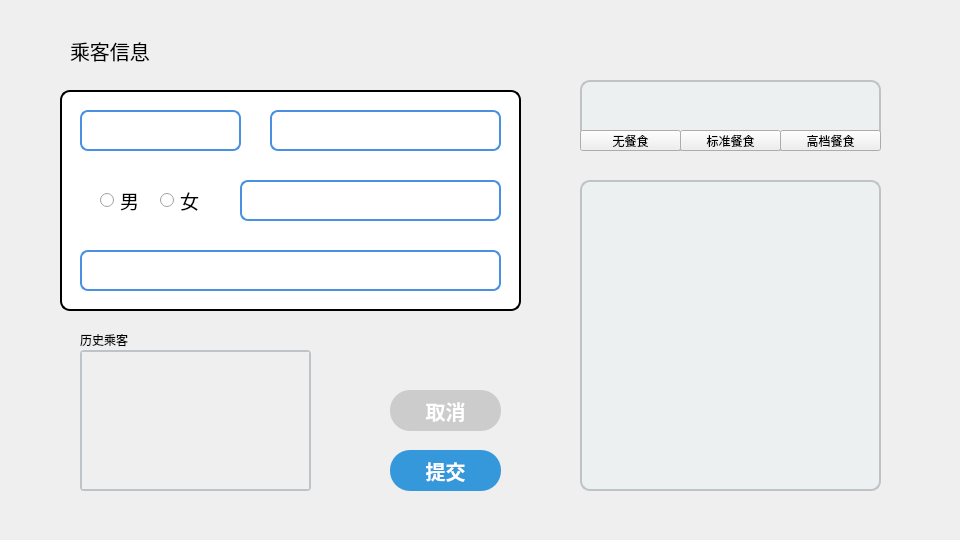
The window that ui/checkoutpage.ui (delete3GM/Flight-Booking-System) describes before a commit, drawn with Qt 5.
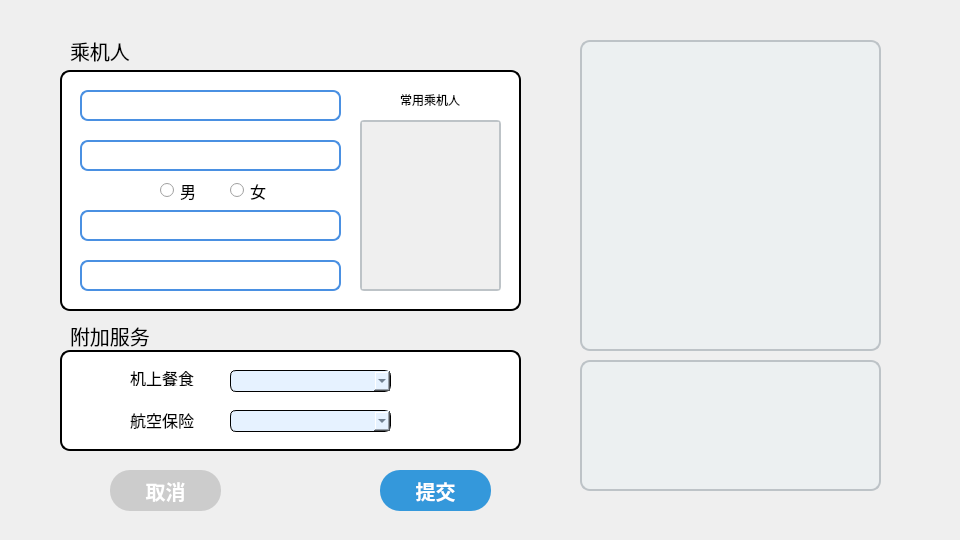
The same window after the commit.

```diff
--- a/ui/checkoutpage.ui
+++ b/ui/checkoutpage.ui
@@ -22,15 +22,15 @@
   <widget class="QRadioButton" name="isMale">
    <property name="geometry">
     <rect>
-     <x>100</x>
-     <y>190</y>
+     <x>160</x>
+     <y>180</y>
      <width>51</width>
      <height>21</height>
     </rect>
    </property>
    <property name="font">
     <font>
-     <pointsize>14</pointsize>
+     <pointsize>12</pointsize>
     </font>
    </property>
    <property name="text">
@@ -49,15 +49,15 @@
   <widget class="QLineEdit" name="givenname">
    <property name="geometry">
     <rect>
-     <x>270</x>
-     <y>110</y>
-     <width>231</width>
-     <height>41</height>
+     <x>80</x>
+     <y>140</y>
+     <width>261</width>
+     <height>31</height>
     </rect>
    </property>
    <property name="font">
     <font>
-     <pointsize>14</pointsize>
+     <pointsize>12</pointsize>
     </font>
    </property>
    <property name="styleSheet">
@@ -79,8 +79,8 @@
   <widget class="QPushButton" name="cancelBtn">
    <property name="geometry">
     <rect>
-     <x>390</x>
-     <y>390</y>
+     <x>110</x>
+     <y>470</y>
      <width>111</width>
      <height>41</height>
     </rect>
@@ -115,8 +115,8 @@
   <widget class="QPushButton" name="submitBtn">
    <property name="geometry">
     <rect>
-     <x>390</x>
-     <y>450</y>
+     <x>380</x>
+     <y>470</y>
      <width>111</width>
      <height>41</height>
     </rect>
@@ -152,14 +152,14 @@
    <property name="geometry">
     <rect>
      <x>80</x>
-     <y>110</y>
-     <width>161</width>
-     <height>41</height>
+     <y>90</y>
+     <width>261</width>
+     <height>31</height>
     </rect>
    </property>
    <property name="font">
     <font>
-     <pointsize>14</pointsize>
+     <pointsize>12</pointsize>
     </font>
    </property>
    <property name="styleSheet">
@@ -184,15 +184,15 @@
   <widget class="QLineEdit" name="passenger_phone">
    <property name="geometry">
     <rect>
-     <x>240</x>
-     <y>180</y>
+     <x>80</x>
+     <y>210</y>
      <width>261</width>
-     <height>41</height>
+     <height>31</height>
     </rect>
    </property>
    <property name="font">
     <font>
-     <pointsize>14</pointsize>
+     <pointsize>12</pointsize>
     </font>
    </property>
    <property name="styleSheet">
@@ -208,18 +208,18 @@
     }  </string>
    </property>
   </widget>
-  <widget class="QLabel" name="flightInfo">
+  <widget class="QLabel" name="flightInfoLbl">
    <property name="geometry">
     <rect>
      <x>580</x>
-     <y>180</y>
+     <y>40</y>
      <width>301</width>
      <height>311</height>
     </rect>
    </property>
    <property name="font">
     <font>
-     <family>爱奇艺黑体</family>
+     <family>Microsoft YaHei UI</family>
      <pointsize>12</pointsize>
      <bold>true</bold>
     </font>
@@ -247,14 +247,14 @@
    <property name="geometry">
     <rect>
      <x>80</x>
-     <y>250</y>
-     <width>421</width>
-     <height>41</height>
+     <y>260</y>
+     <width>261</width>
+     <height>31</height>
     </rect>
    </property>
    <property name="font">
     <font>
-     <pointsize>14</pointsize>
+     <pointsize>12</pointsize>
     </font>
    </property>
    <property name="styleSheet">
@@ -273,15 +273,15 @@
   <widget class="QRadioButton" name="isFemale">
    <property name="geometry">
     <rect>
-     <x>160</x>
-     <y>190</y>
+     <x>230</x>
+     <y>180</y>
      <width>72</width>
      <height>21</height>
     </rect>
    </property>
    <property name="font">
     <font>
-     <pointsize>14</pointsize>
+     <pointsize>12</pointsize>
     </font>
    </property>
    <property name="text">
@@ -303,16 +303,16 @@
     </font>
    </property>
    <property name="text">
-    <string>乘客信息</string>
+    <string>乘机人</string>
    </property>
   </widget>
   <widget class="QScrollArea" name="historyArea">
    <property name="geometry">
     <rect>
-     <x>80</x>
-     <y>350</y>
-     <width>231</width>
-     <height>141</height>
+     <x>360</x>
+     <y>120</y>
+     <width>141</width>
+     <height>171</height>
     </rect>
    </property>
    <property name="styleSheet">
@@ -349,8 +349,8 @@
      <rect>
       <x>0</x>
       <y>0</y>
-      <width>227</width>
-      <height>137</height>
+      <width>137</width>
+      <height>167</height>
      </rect>
     </property>
    </widget>
@@ -358,25 +358,65 @@
   <widget class="QLabel" name="label">
    <property name="geometry">
     <rect>
-     <x>80</x>
-     <y>330</y>
+     <x>400</x>
+     <y>90</y>
      <width>61</width>
      <height>20</height>
     </rect>
    </property>
    <property name="text">
-    <string>历史乘客</string>
+    <string>常用乘机人</string>
    </property>
   </widget>
-  <widget class="QLabel" name="foodLbl">
+  <widget class="QLabel" name="passengerLbl">
+   <property name="geometry">
+    <rect>
+     <x>60</x>
+     <y>70</y>
+     <width>461</width>
+     <height>241</height>
+    </rect>
+   </property>
+   <property name="font">
+    <font>
+     <family>爱奇艺黑体</family>
+     <pointsize>12</pointsize>
+     <bold>true</bold>
+    </font>
+   </property>
+   <property name="styleSheet">
+    <string notr="true"> QLabel {  
+        border: 2px solid #000000;  
+        border-radius: 10px;  
+        background-color: #ffffff;  
+        padding: 6px;  
+
+    }  </string>
+   </property>
+   <property name="text">
+    <string/>
+   </property>
+   <property name="alignment">
+    <set>Qt::AlignmentFlag::AlignCenter</set>
+   </property>
+  </widget>
+  <widget class="QLabel" name="priceLbl">
    <property name="geometry">
     <rect>
      <x>580</x>
-     <y>80</y>
+     <y>360</y>
      <width>301</width>
-     <height>71</height>
+     <height>131</height>
     </rect>
    </property>
+   <property name="font">
+    <font>
+     <family>Microsoft JhengHei UI</family>
+     <pointsize>10</pointsize>
+     <bold>true</bold>
+     <kerning>false</kerning>
+    </font>
+   </property>
    <property name="styleSheet">
     <string notr="true"> QLabel {  
         border: 2px solid #bdc3c7;  
@@ -393,55 +433,126 @@
     <string/>
    </property>
    <property name="alignment">
-    <set>Qt::AlignmentFlag::AlignLeading|Qt::AlignmentFlag::AlignLeft|Qt::AlignmentFlag::AlignTop</set>
+    <set>Qt::AlignmentFlag::AlignLeading|Qt::AlignmentFlag::AlignLeft|Qt::AlignmentFlag::AlignVCenter</set>
    </property>
   </widget>
-  <widget class="QPushButton" name="noFoodBtn">
+  <widget class="QComboBox" name="mealBox">
    <property name="geometry">
     <rect>
-     <x>580</x>
-     <y>130</y>
-     <width>101</width>
-     <height>21</height>
+     <x>230</x>
+     <y>370</y>
+     <width>161</width>
+     <height>22</height>
     </rect>
    </property>
+   <property name="styleSheet">
+    <string notr="true">QComboBox {  
+    background-color: #e6f2ff;  /* 浅蓝背景 */  
+    color: #2c3e50;  /* 深灰色文字 */  
+    border-radius: 6px;  /* 圆角 */  
+    border: 1px solid #000000;  /* 蓝色边框 */  
+    font-size: 14px;  
+    min-width: 120px;  
+    height: 35px;  
+    font-weight: 500;  
+}  
+
+QComboBox:hover {  
+    background-color: #d6ebff;  /* 悬停时略微变色 */  
+    border-color: #000000;  
+}  
+</string>
+   </property>
+  </widget>
+  <widget class="QLabel" name="label_2">
+   <property name="geometry">
+    <rect>
+     <x>130</x>
+     <y>370</y>
+     <width>81</width>
+     <height>16</height>
+    </rect>
+   </property>
+   <property name="font">
+    <font>
+     <pointsize>12</pointsize>
+    </font>
+   </property>
    <property name="text">
-    <string>无餐食</string>
+    <string>机上餐食</string>
    </property>
   </widget>
-  <widget class="QPushButton" name="normalFoodBtn">
+  <widget class="QComboBox" name="insuranceBox">
    <property name="geometry">
     <rect>
-     <x>680</x>
-     <y>130</y>
-     <width>101</width>
-     <height>21</height>
+     <x>230</x>
+     <y>410</y>
+     <width>161</width>
+     <height>22</height>
     </rect>
    </property>
+   <property name="styleSheet">
+    <string notr="true">QComboBox {  
+    background-color: #e6f2ff;  /* 浅蓝背景 */  
+    color: #2c3e50;  /* 深灰色文字 */  
+    border-radius: 6px;  /* 圆角 */  
+    border: 1px solid #000000;  /* 蓝色边框 */  
+    font-size: 14px;  
+    min-width: 120px;  
+    height: 35px;  
+    font-weight: 500;  
+}  
+
+QComboBox:hover {  
+    background-color: #d6ebff;  /* 悬停时略微变色 */  
+    border-color: #000000;  
+}  
+</string>
+   </property>
+  </widget>
+  <widget class="QLabel" name="label_3">
+   <property name="geometry">
+    <rect>
+     <x>130</x>
+     <y>410</y>
+     <width>81</width>
+     <height>20</height>
+    </rect>
+   </property>
+   <property name="font">
+    <font>
+     <pointsize>12</pointsize>
+    </font>
+   </property>
    <property name="text">
-    <string>标准餐食</string>
+    <string>航空保险</string>
    </property>
   </widget>
-  <widget class="QPushButton" name="plusFoodBtn">
+  <widget class="QLabel" name="label_4">
    <property name="geometry">
     <rect>
-     <x>780</x>
-     <y>130</y>
-     <width>101</width>
-     <height>21</height>
+     <x>70</x>
+     <y>320</y>
+     <width>81</width>
+     <height>31</height>
     </rect>
    </property>
+   <property name="font">
+    <font>
+     <pointsize>15</pointsize>
+    </font>
+   </property>
    <property name="text">
-    <string>高档餐食</string>
+    <string>附加服务</string>
    </property>
   </widget>
-  <widget class="QLabel" name="flightInfo_2">
+  <widget class="QLabel" name="passengerLbl_2">
    <property name="geometry">
     <rect>
      <x>60</x>
-     <y>90</y>
+     <y>350</y>
      <width>461</width>
-     <height>221</height>
+     <height>101</height>
     </rect>
    </property>
    <property name="font">
@@ -467,23 +578,26 @@
     <set>Qt::AlignmentFlag::AlignCenter</set>
    </property>
   </widget>
-  <zorder>flightInfo_2</zorder>
+  <zorder>passengerLbl_2</zorder>
+  <zorder>passengerLbl</zorder>
   <zorder>isMale</zorder>
   <zorder>givenname</zorder>
   <zorder>cancelBtn</zorder>
   <zorder>submitBtn</zorder>
   <zorder>familyname</zorder>
   <zorder>passenger_phone</zorder>
-  <zorder>flightInfo</zorder>
+  <zorder>flightInfoLbl</zorder>
   <zorder>passenger_id</zorder>
   <zorder>isFemale</zorder>
   <zorder>passenger_title</zorder>
   <zorder>historyArea</zorder>
   <zorder>label</zorder>
-  <zorder>foodLbl</zorder>
-  <zorder>noFoodBtn</zorder>
-  <zorder>normalFoodBtn</zorder>
-  <zorder>plusFoodBtn</zorder>
+  <zorder>priceLbl</zorder>
+  <zorder>mealBox</zorder>
+  <zorder>label_2</zorder>
+  <zorder>insuranceBox</zorder>
+  <zorder>label_3</zorder>
+  <zorder>label_4</zorder>
  </widget>
  <resources/>
  <connections/>
```
